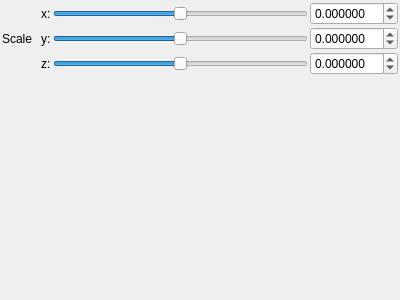
Qt form mandelbulber2/qt_data/fractal_transf_scale_3D.ui (buddhi1980/mandelbulber2) before a commit.
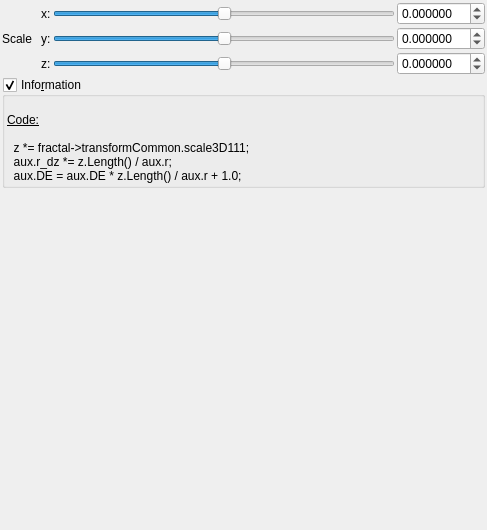
The same form after that commit. Custom widgets are drawn as their Qt base class.

Diff of the .ui file:
```diff
--- a/mandelbulber2/qt_data/fractal_transf_scale_3D.ui
+++ b/mandelbulber2/qt_data/fractal_transf_scale_3D.ui
@@ -6,8 +6,8 @@
    <rect>
     <x>0</x>
     <y>0</y>
-    <width>400</width>
-    <height>300</height>
+    <width>487</width>
+    <height>530</height>
    </rect>
   </property>
   <property name="windowTitle">
@@ -223,6 +223,61 @@
      </item>
     </layout>
    </item>
+   <item>
+    <widget class="MyGroupBox" name="groupCheck_info">
+     <property name="title">
+      <string>Info&amp;rmation</string>
+     </property>
+     <property name="flat">
+      <bool>false</bool>
+     </property>
+     <property name="checkable">
+      <bool>true</bool>
+     </property>
+     <layout class="QVBoxLayout" name="verticalLayout_2">
+      <property name="spacing">
+       <number>2</number>
+      </property>
+      <property name="leftMargin">
+       <number>2</number>
+      </property>
+      <property name="topMargin">
+       <number>2</number>
+      </property>
+      <property name="rightMargin">
+       <number>2</number>
+      </property>
+      <property name="bottomMargin">
+       <number>2</number>
+      </property>
+      <item>
+       <widget class="QLabel" name="label_4">
+        <property name="text">
+         <string>&lt;!DOCTYPE HTML PUBLIC &quot;-//W3C//DTD HTML 4.0//EN&quot; &quot;http://www.w3.org/TR/REC-html40/strict.dtd&quot;&gt;
+&lt;html&gt;&lt;head&gt;&lt;meta name=&quot;qrichtext&quot; content=&quot;1&quot; /&gt;&lt;style type=&quot;text/css&quot;&gt;
+p, li { white-space: pre-wrap; }
+&lt;/style&gt;&lt;/head&gt;&lt;body&gt;
+&lt;p style=&quot;-qt-paragraph-type:empty; margin-top:0px; margin-bottom:0px; margin-left:0px; margin-right:0px; -qt-block-indent:0; text-indent:0px;&quot;&gt;&lt;br /&gt;&lt;/p&gt;
+&lt;p style=&quot; margin-top:0px; margin-bottom:0px; margin-left:0px; margin-right:0px; -qt-block-indent:0; text-indent:0px;&quot;&gt;&lt;span style=&quot; text-decoration: underline;&quot;&gt;Code:&lt;/span&gt;&lt;/p&gt;
+&lt;p style=&quot;-qt-paragraph-type:empty; margin-top:0px; margin-bottom:0px; margin-left:0px; margin-right:0px; -qt-block-indent:0; text-indent:0px; text-decoration: underline;&quot;&gt;&lt;br /&gt;&lt;/p&gt;
+&lt;p style=&quot; margin-top:0px; margin-bottom:0px; margin-left:0px; margin-right:0px; -qt-block-indent:0; text-indent:0px;&quot;&gt;  z *= fractal-&amp;gt;transformCommon.scale3D111;&lt;/p&gt;
+&lt;p style=&quot; margin-top:0px; margin-bottom:0px; margin-left:0px; margin-right:0px; -qt-block-indent:0; text-indent:0px;&quot;&gt;  aux.r_dz *= z.Length() / aux.r;&lt;/p&gt;
+&lt;p style=&quot; margin-top:0px; margin-bottom:0px; margin-left:0px; margin-right:0px; -qt-block-indent:0; text-indent:0px;&quot;&gt;  aux.DE = aux.DE * z.Length() / aux.r + 1.0;&lt;/p&gt;&lt;/body&gt;&lt;/html&gt;</string>
+        </property>
+        <property name="wordWrap">
+         <bool>true</bool>
+        </property>
+        <property name="openExternalLinks">
+         <bool>true</bool>
+        </property>
+        <property name="textInteractionFlags">
+         <set>Qt::LinksAccessibleByMouse|Qt::TextSelectableByMouse</set>
+        </property>
+       </widget>
+      </item>
+     </layout>
+    </widget>
+   </item>
    <item>
     <spacer name="verticalSpacer">
      <property name="orientation">
@@ -244,6 +299,12 @@
    <extends>QDoubleSpinBox</extends>
    <header>mydoublespinbox.h</header>
   </customwidget>
+  <customwidget>
+   <class>MyGroupBox</class>
+   <extends>QGroupBox</extends>
+   <header>mygroupbox.h</header>
+   <container>1</container>
+  </customwidget>
  </customwidgets>
  <resources/>
  <connections/>
```
